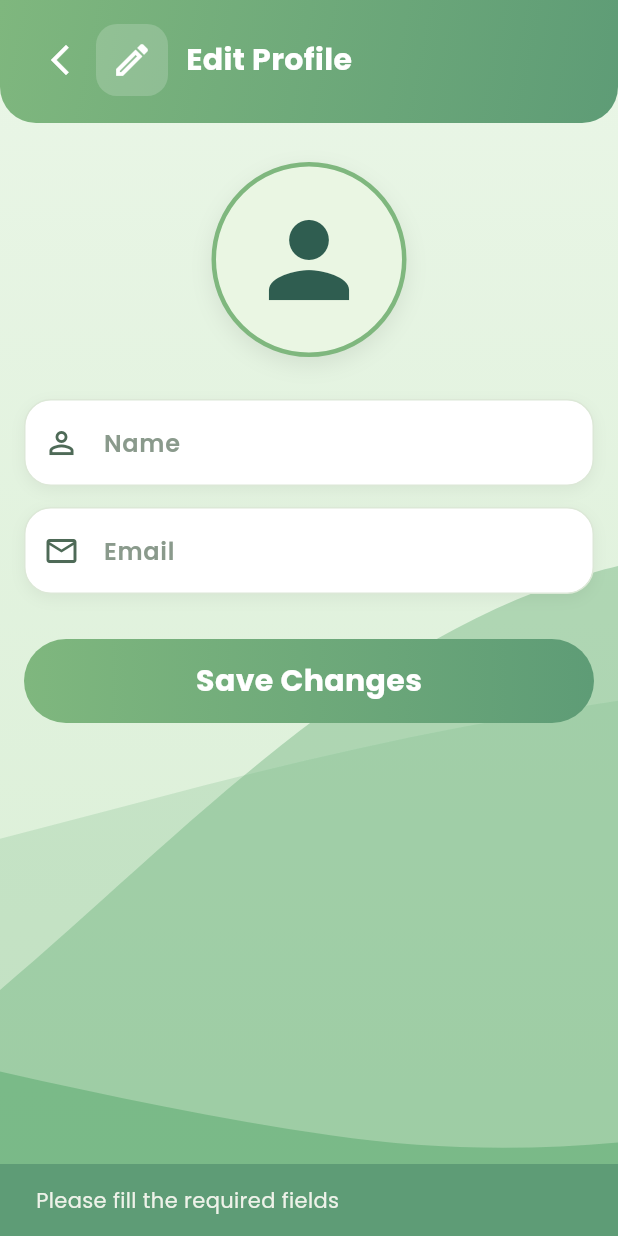
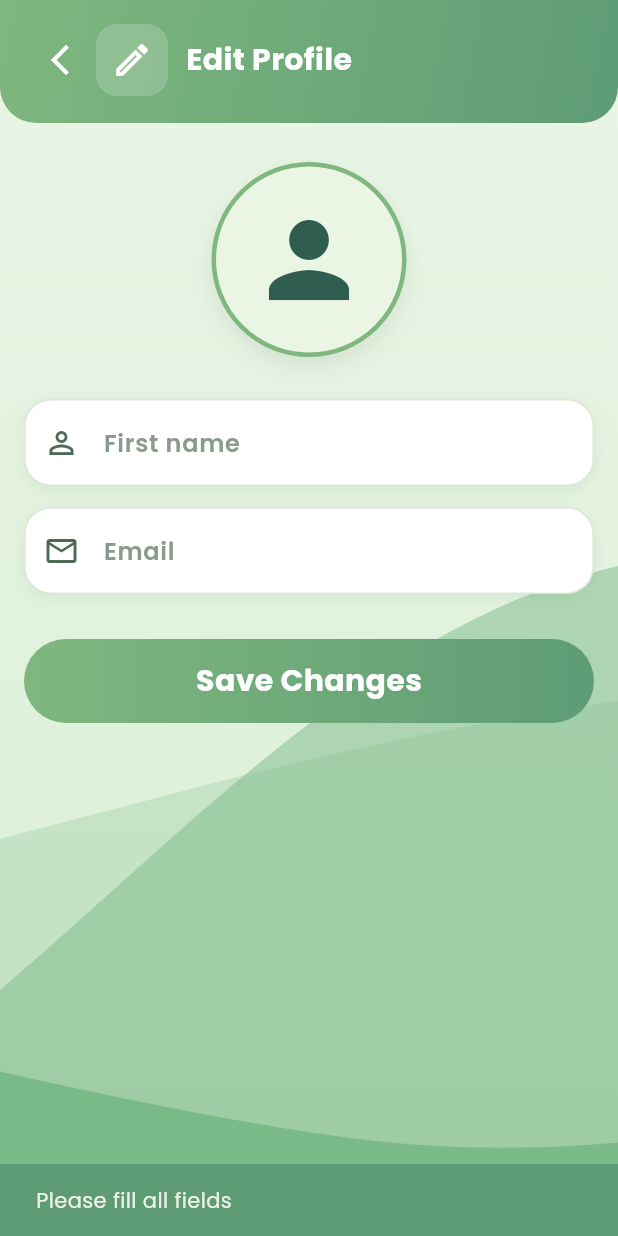
Before and after one commit to fatemahbarri/releaf_app, a Flutter app: the AdminProfileEdit screen opened directly with empty values, after a tap on "Save Changes", on a phone screen of 412 x 824 dp. Run offline on Flutter 3.47's test engine with Material 3 defaults, Android fonts, the phone set to English and light mode, and no system bars; our stand-ins replace cloud_firestore, firebase_auth, firebase_core, flutter_map, flutter_markdown_plus, flutter_svg and 5 more; missing offline and left inert: tflite_flutter; accounts and stored records are empty.

Commit message:
Add admin translations for edit profile, about ReLeaf, and change password pages

```diff
--- a/lib/admin/screens/profile/AdminProfileEdit.dart
+++ b/lib/admin/screens/profile/AdminProfileEdit.dart
@@ -1,6 +1,7 @@
 import 'package:flutter/material.dart';
 import 'package:firebase_auth/firebase_auth.dart';
 import 'package:cloud_firestore/cloud_firestore.dart';
+import 'package:releaf_app/l10n/app_localizations.dart';
 
 import '../../widgets/admin_background.dart';
 
@@ -48,11 +49,12 @@ class _AdminProfileEditState extends State<AdminProfileEdit> {
   }
 
   Future<void> _saveChanges() async {
+    final l10n = AppLocalizations.of(context)!;
     final name = _nameController.text.trim();
     final email = _emailController.text.trim();
 
     if (name.isEmpty || email.isEmpty) {
-      _showMessage('Please fill the required fields');
+      _showMessage(l10n.adminPleaseFillAllFields);
       return;
     }
 
@@ -81,7 +83,7 @@ class _AdminProfileEditState extends State<AdminProfileEdit> {
         'email': email,
       });
     } catch (_) {
-      _showMessage('Failed to update profile');
+      _showMessage(l10n.failedUpdate);
     } finally {
       if (mounted) {
         setState(() => _isLoading = false);
@@ -101,6 +103,8 @@ class _AdminProfileEditState extends State<AdminProfileEdit> {
   }
 
   Widget _topBar() {
+    final l10n = AppLocalizations.of(context)!;
+
     return Container(
       padding: const EdgeInsets.fromLTRB(16, 16, 16, 18),
       decoration: BoxDecoration(
@@ -144,10 +148,10 @@ class _AdminProfileEditState extends State<AdminProfileEdit> {
             ),
           ),
           const SizedBox(width: 12),
-          const Expanded(
+          Expanded(
             child: Text(
-              'Edit Profile',
-              style: TextStyle(
+              l10n.adminEditProfile,
+              style: const TextStyle(
                 color: Colors.white,
                 fontSize: 20,
                 fontWeight: FontWeight.bold,
@@ -202,6 +206,8 @@ class _AdminProfileEditState extends State<AdminProfileEdit> {
   }
 
   Widget _saveButton() {
+    final l10n = AppLocalizations.of(context)!;
+
     return GestureDetector(
       onTap: _isLoading ? null : _saveChanges,
       child: Opacity(
@@ -218,9 +224,9 @@ class _AdminProfileEditState extends State<AdminProfileEdit> {
           ),
           child: _isLoading
               ? const CircularProgressIndicator(color: Colors.white)
-              : const Text(
-                  'Save Changes',
-                  style: TextStyle(
+              : Text(
+                  l10n.adminSaveChanges,
+                  style: const TextStyle(
                     color: Colors.white,
                     fontSize: 20,
                     fontWeight: FontWeight.bold,
@@ -240,6 +246,8 @@ class _AdminProfileEditState extends State<AdminProfileEdit> {
 
   @override
   Widget build(BuildContext context) {
+    final l10n = AppLocalizations.of(context)!;
+
     return AdminBackground(
       child: Scaffold(
         backgroundColor: Colors.transparent,
@@ -283,12 +291,12 @@ class _AdminProfileEditState extends State<AdminProfileEdit> {
                       const SizedBox(height: 28),
                       _buildInputField(
                         controller: _nameController,
-                        hint: 'Name',
+                        hint: l10n.firstName,
                         icon: Icons.person_outline,
                       ),
                       _buildInputField(
                         controller: _emailController,
-                        hint: 'Email',
+                        hint: l10n.email,
                         icon: Icons.email_outlined,
                       ),
                       const SizedBox(height: 16),
--- a/lib/user/llm/Chatbot.dart
+++ b/lib/user/llm/Chatbot.dart
@@ -18,7 +18,7 @@ class _ChatbotState extends State<Chatbot> {
 
   bool _isLoading = false;
 
-  final String _baseUrl = 'http://localhost:3000';
+  final String _baseUrl = 'http:// 192.168.8.183:3000';
 
   final List<String> _quickQuestions = [
     'Where do I throw a plastic bottle?',
```
Also changed, not shown: lib/AboutReLeafPage.dart (+17 -42 lines), lib/ChangePasswordPage.dart (+50 -110 lines), lib/admin/screens/home/AdminHomePage.dart (+5 -7 lines), lib/admin/screens/home/notifications/AdminNotificationsOverlay.dart (line endings or trailing spaces).
